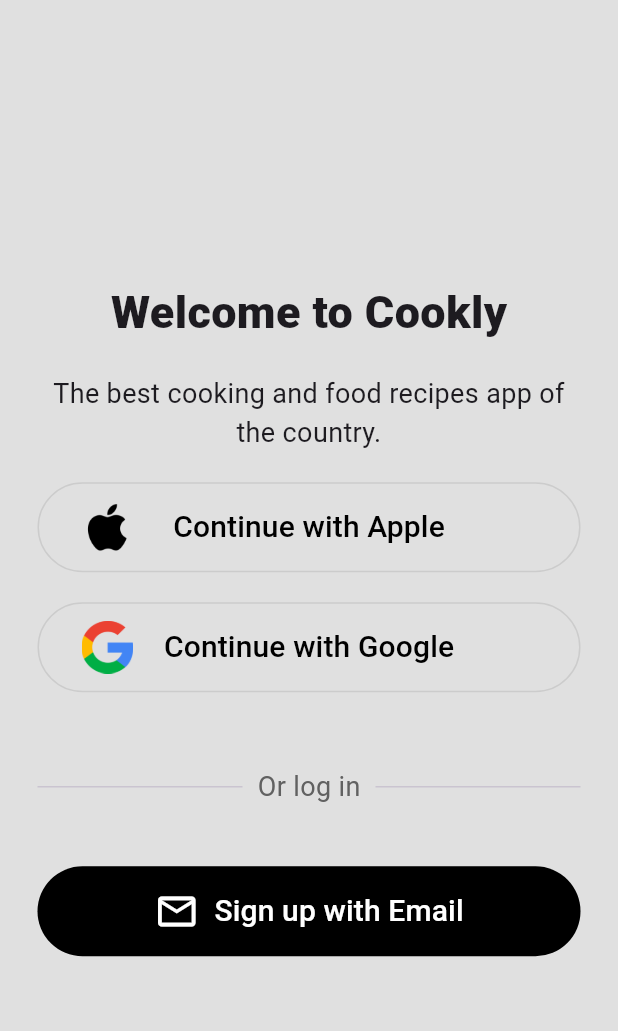
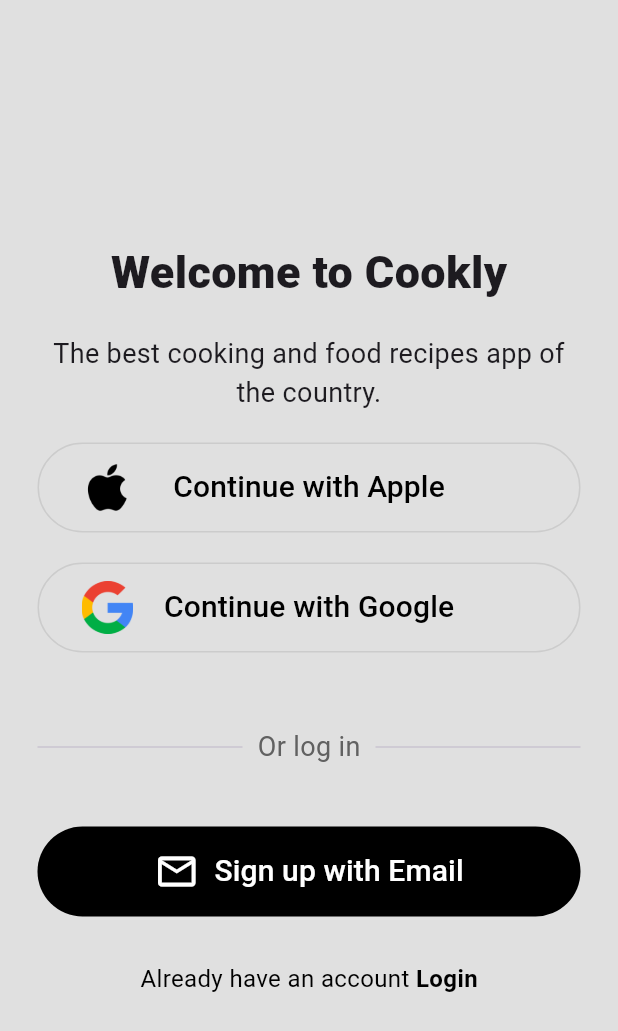
Before and after one commit to iftekar2/FlutterProjects, a Flutter app: the screen it shows after launch, on a phone screen of 412 x 824 dp. Shown: the top 1031 px of the screen. Run offline on Flutter 3.47's test engine with Material 3 defaults, Android fonts, the phone set to English and light mode, and no system bars; our stand-ins replace flutter_slidable, flutter_spinkit, google_nav_bar, hive, hive_flutter; accounts and stored records are empty.

Commit message:
Allow users to login

```diff
--- a/authentication/lib/pages/login_page.dart
+++ b/authentication/lib/pages/login_page.dart
@@ -167,7 +167,25 @@
                 ),
               ),
             ),
+
+            SizedBox(height: 30),
             // Log in
+            Text.rich(
+              TextSpan(
+                text: "Already have an account ",
+                style: TextStyle(color: Colors.black, fontSize: 16),
+                children: <TextSpan>[
+                  TextSpan(
+                    text: "Login",
+                    style: TextStyle(
+                      color: Colors.black,
+                      fontSize: 16,
+                      fontWeight: FontWeight.bold,
+                    ),
+                  ),
+                ],
+              ),
+            ),
           ],
         ),
       ),
```
